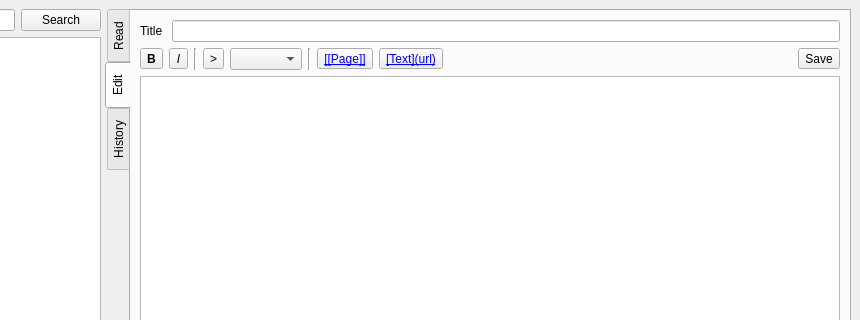
Above: tritki/gui/mainwindow.ui from tritium21/tritki before the change; both pictures show x 164 to 1024 and y 0 to 320 of the 1024 by 800 pixel window. Below: the same form after it.
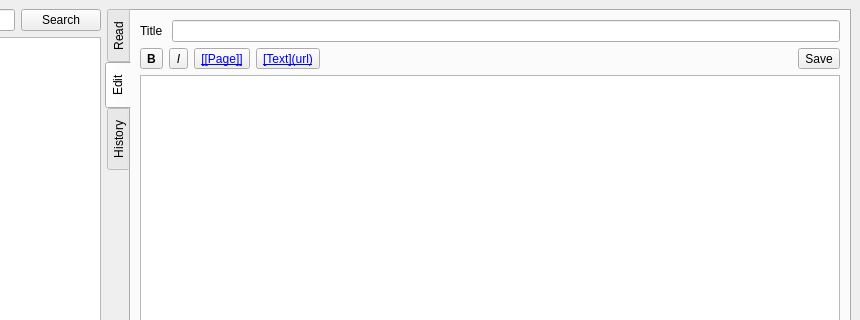
That is the form after the change. The open tabs and pages were chosen to show the change. Custom widgets are drawn as their Qt base class.

Diff of the .ui file:
```diff
--- a/tritki/gui/mainwindow.ui
+++ b/tritki/gui/mainwindow.ui
@@ -188,30 +188,6 @@
              </property>
             </widget>
            </item>
-           <item>
-            <widget class="Line" name="tool_separator_1">
-             <property name="orientation">
-              <enum>Qt::Vertical</enum>
-             </property>
-            </widget>
-           </item>
-           <item>
-            <widget class="QToolButton" name="edit_quote">
-             <property name="text">
-              <string>&gt;</string>
-             </property>
-            </widget>
-           </item>
-           <item>
-            <widget class="QComboBox" name="edit_heading"/>
-           </item>
-           <item>
-            <widget class="Line" name="tool_separator_2">
-             <property name="orientation">
-              <enum>Qt::Vertical</enum>
-             </property>
-            </widget>
-           </item>
            <item>
             <widget class="QToolButton" name="edit_wikilink">
              <property name="font">
```
